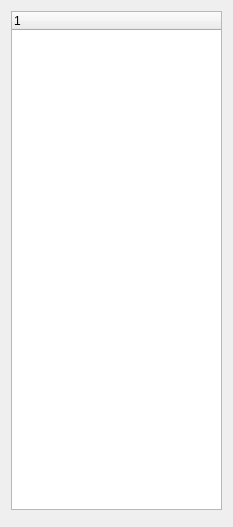
First picture: the form in code/editor/res/sidebarwidget.ui, repository xiaobodu/potato, before the edit.
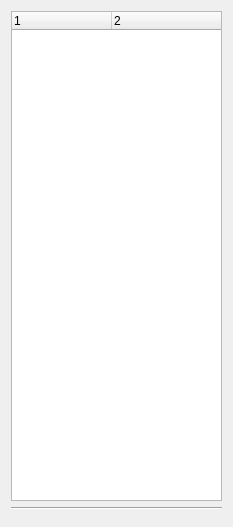
Second picture: the form after the edit. Custom widgets are drawn as their Qt base class.

The edit to the form file:
```diff
--- a/code/editor/res/sidebarwidget.ui
+++ b/code/editor/res/sidebarwidget.ui
@@ -16,11 +16,26 @@
   <layout class="QVBoxLayout" name="verticalLayout_3">
    <item>
     <widget class="c4g::qt::QSceneTreeWidget" name="twScene">
+     <property name="columnCount">
+      <number>2</number>
+     </property>
      <column>
       <property name="text">
        <string notr="true">1</string>
       </property>
      </column>
+     <column>
+      <property name="text">
+       <string notr="true">2</string>
+      </property>
+     </column>
+    </widget>
+   </item>
+   <item>
+    <widget class="Line" name="line">
+     <property name="orientation">
+      <enum>Qt::Horizontal</enum>
+     </property>
     </widget>
    </item>
    <item>
```
Left out of the diff: 22 changed lines with no effect on the pictures.
